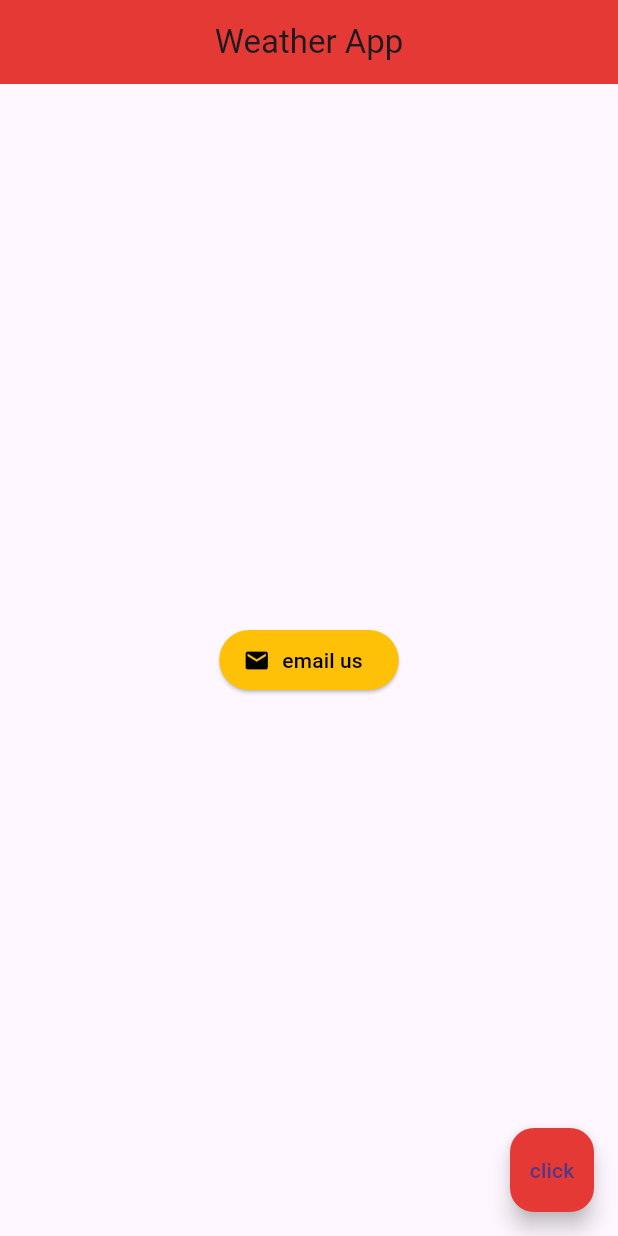
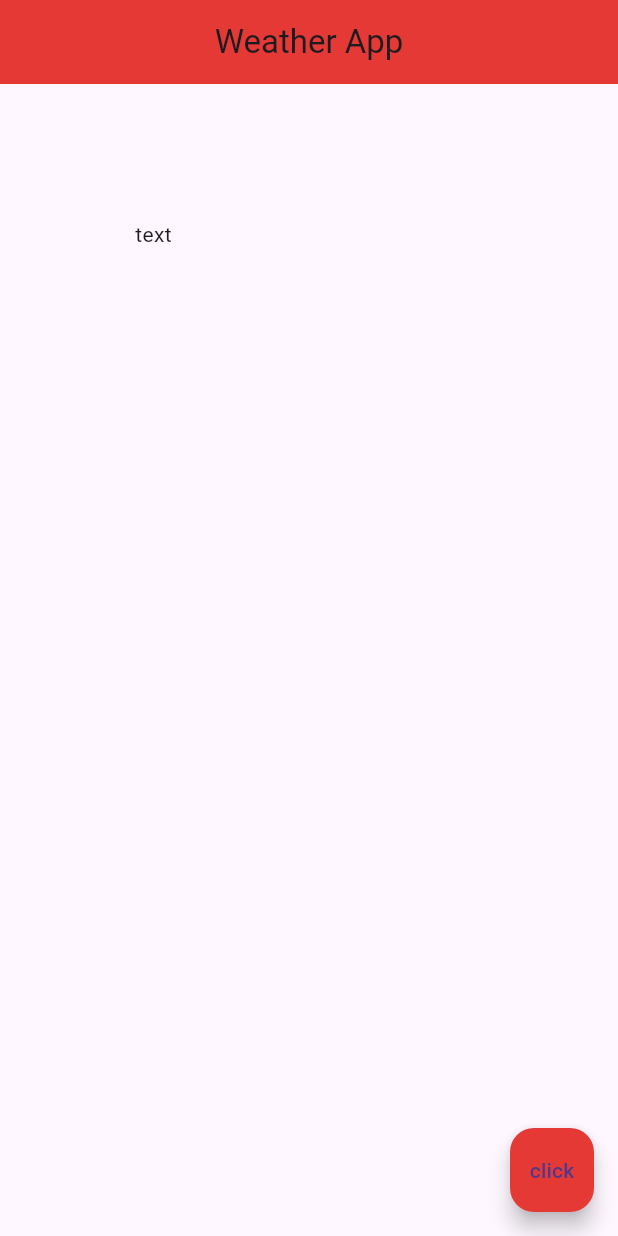
Before and after one commit to lcugura1/WeatherApp, a Flutter app: the screen it shows after launch, after a tap on "click", on a phone screen of 412 x 824 dp. Run offline on Flutter 3.47's test engine with Material 3 defaults, Android fonts, the phone set to English and light mode, and no system bars.

Commit message:
Understanding containers and padding.

```diff
--- a/lib/main.dart
+++ b/lib/main.dart
@@ -15,26 +15,13 @@ class Home extends StatelessWidget {
         centerTitle: true,
         backgroundColor: Colors.red[600],
       ),
-      body: Center(
-        child: ElevatedButton.icon(
-          onPressed: () {
-            print('u clicked me');
-          },
-          icon: Icon(
-            Icons.mail,
-            color: Colors.black,
-          ),
-          label: Text('email us',
-          style: TextStyle(
-            color: Colors.black,
-          ),
-          ),
-          style: ElevatedButton.styleFrom(
-            backgroundColor: Colors.amber, // Postavlja osnovnu boju gumba
-          ),
-        ),
+      body: Padding(
+        padding: EdgeInsets.all(90),
+        child: Text('text'),
       ),
-      floatingActionButton: FloatingActionButton( onPressed: () {},
+      floatingActionButton: FloatingActionButton( onPressed: () {
+        print('u clicked me!');
+      },
         child: Text('click'),
         backgroundColor: Colors.red[600],
       ),
```
